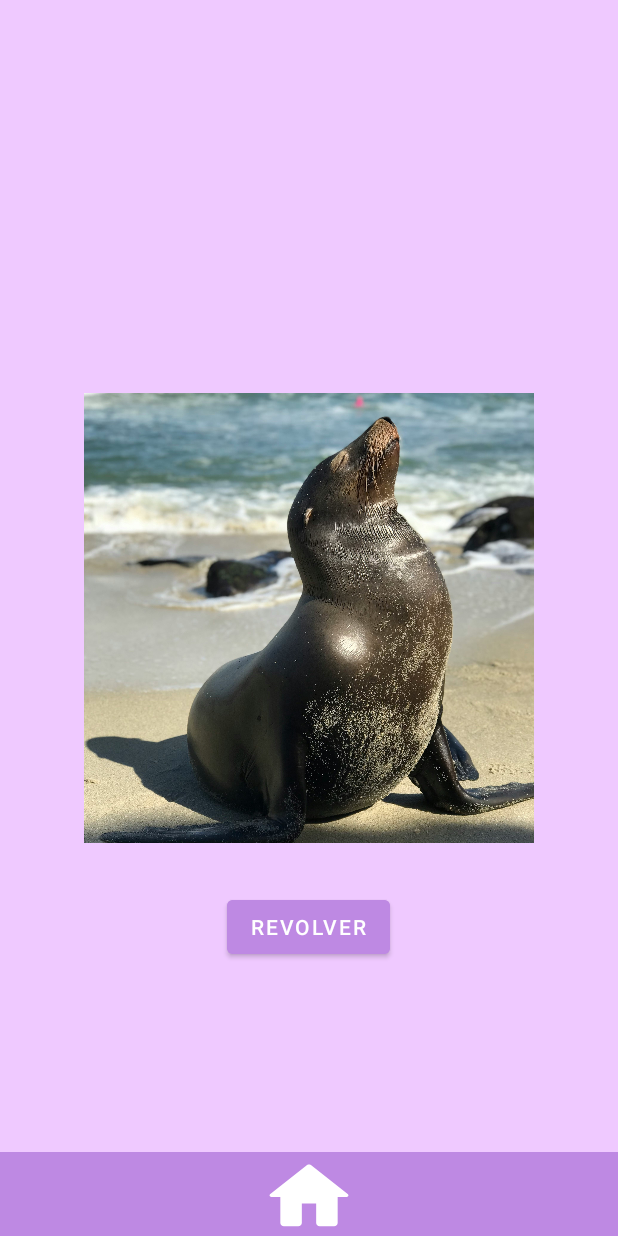
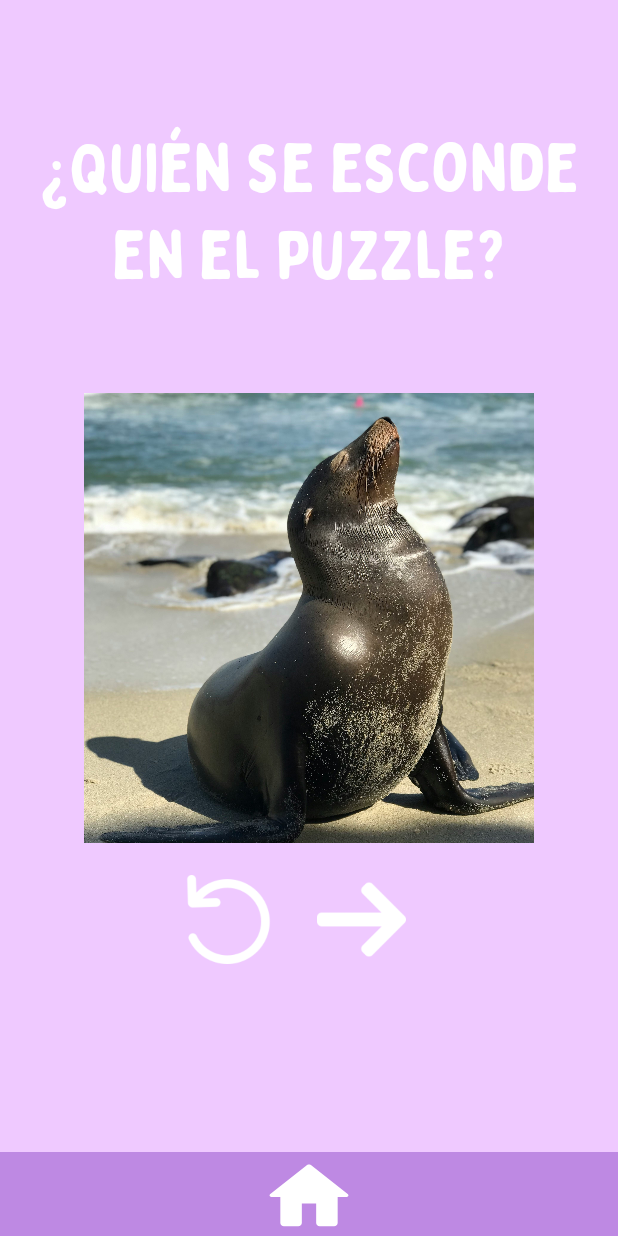
Before and after one commit to Isa2604/Lab.DisMov, an Android app: the layout rompecabezas.xml on its own in the app's theme, with its tools: preview values and no code run, on a phone screen of 412 x 824 dp. Run offline under Robolectric (Android 15) with nearby library versions, the phone set to English and light mode, and no system bars.

Commit message:
Juego Puzzle finalizado, arreglé alertas toast en los demas juegos. Codigo puzzle no es lo más optimizado posbile, puede que haya lineas sin usar

```diff
--- a/app/src/main/AndroidManifest.xml
+++ b/app/src/main/AndroidManifest.xml
@@ -18,6 +18,7 @@
         <activity android:name=".NumberDash"/>
         <activity android:name=".Colorea"/>
         <activity android:name=".DrawingView"/>
+        <activity android:name=".LoadImageTask"/>
         <activity
             android:name=".Piano"
             android:screenOrientation="landscape"
--- /dev/null
+++ b/app/src/main/res/color/image_filter_color.xml
@@ -0,0 +1,5 @@
+<?xml version="1.0" encoding="utf-8"?>
+<selector xmlns:android="http://schemas.android.com/apk/res/android">
+    <item android:color="@android:color/darker_gray" android:state_enabled="false" />
+    <item android:color="@android:color/white" /> <!-- Color por defecto cuando el botón está habilitado -->
+</selector>
--- /dev/null
+++ b/app/src/main/res/drawable/toast_background.xml
@@ -0,0 +1,6 @@
+<?xml version="1.0" encoding="utf-8"?>
+<shape xmlns:android="http://schemas.android.com/apk/res/android">
+    <solid android:color="@android:color/transparent" />
+    <corners android:radius="8dp" />
+    <padding android:left="16dp" android:top="8dp" android:right="16dp" android:bottom="8dp" />
+</shape>
--- a/app/src/main/res/layout/rompecabezas.xml
+++ b/app/src/main/res/layout/rompecabezas.xml
@@ -1,4 +1,3 @@
-<?xml version="1.0" encoding="utf-8"?>
 <RelativeLayout xmlns:android="http://schemas.android.com/apk/res/android"
     xmlns:app="http://schemas.android.com/apk/res-auto"
     xmlns:tools="http://schemas.android.com/tools"
@@ -8,6 +7,19 @@
     android:background="@color/cat_bounce"
     tools:context=".MainActivity">
 
+    <TextView
+        android:id="@+id/puzzleTitle"
+        android:layout_width="match_parent"
+        android:layout_height="169dp"
+        android:layout_above="@+id/puzzleLayout"
+        android:layout_alignParentTop="true"
+        android:layout_marginTop="54dp"
+        android:layout_marginBottom="32dp"
+        android:fontFamily="@font/bobby_jones"
+        android:gravity="center"
+        android:text="¿Quién se esconde en el puzzle?"
+        android:textColor="@android:color/white"
+        android:textSize="45dp" />
 
     <RelativeLayout
         android:id="@+id/puzzleLayout"
@@ -23,8 +35,6 @@
             android:layout_height="150dp"
             android:layout_alignParentStart="true"
             android:layout_alignParentTop="true"
-
-
             android:contentDescription="@string/piece1"
             android:src="@drawable/piece1" />
 
@@ -57,26 +67,34 @@
 
     </RelativeLayout>
 
-    <Button
+    <ImageButton
         android:id="@+id/shuffleButton"
-        android:layout_width="wrap_content"
-        android:layout_height="wrap_content"
+        android:layout_width="75dp"
+        android:layout_height="75dp"
         android:layout_below="@id/puzzleLayout"
-        android:layout_centerHorizontal="true"
-        android:layout_marginTop="32dp"
-        app:backgroundTint="@null"
-        android:backgroundTint="@color/catbounce_barra"
-        android:text="Revolver"
-        app:iconTint="#E08989" />
-    <View
-        android:id="@+id/view2"
-        android:layout_width="match_parent"
-        android:layout_height="56dp"
-        android:layout_alignParentBottom="true"
-        android:background="@color/catbounce_barra"
-        app:layout_constraintBottom_toBottomOf="parent"
-        app:layout_constraintEnd_toEndOf="parent"
-        app:layout_constraintStart_toStartOf="parent" />
+        android:layout_marginTop="13dp"
+        android:layout_marginEnd="13dp"
+        android:layout_toStartOf="@+id/changeImageButton"
+        android:backgroundTint="@android:color/transparent"
+        android:contentDescription="Shuffle"
+        android:onClick="shufflePieces"
+        android:padding="8dp"
+        android:scaleType="fitCenter"
+        android:src="@drawable/undo" />
+
+    <ImageButton
+        android:id="@+id/changeImageButton"
+        android:layout_width="75dp"
+        android:layout_height="75dp"
+        android:layout_below="@+id/puzzleLayout"
+        android:layout_alignParentEnd="true"
+        android:layout_marginTop="13dp"
+        android:layout_marginEnd="133dp"
+        android:backgroundTint="@android:color/transparent"
+        android:padding="8dp"
+        android:scaleType="fitCenter"
+        android:src="@drawable/next"
+        app:tint="@color/image_filter_color" />
 
     <Button
         android:id="@+id/button17"
@@ -90,4 +108,17 @@
         app:layout_constraintEnd_toEndOf="parent"
         app:layout_constraintStart_toStartOf="@+id/view2" />
 
+    <!-- Nuevo botón para cambiar la imagen del rompecabezas -->
+
+
+    <View
+        android:id="@+id/view2"
+        android:layout_width="match_parent"
+        android:layout_height="56dp"
+        android:layout_alignParentBottom="true"
+        android:background="@color/catbounce_barra"
+        app:layout_constraintBottom_toBottomOf="parent"
+        app:layout_constraintEnd_toEndOf="parent"
+        app:layout_constraintStart_toStartOf="parent" />
+
 </RelativeLayout>
--- /dev/null
+++ b/app/src/main/res/values/ids.xml
@@ -0,0 +1,8 @@
+<?xml version="1.0" encoding="utf-8"?>
+<resources>
+    <item name="piece1" type="id" />
+    <item name="piece2" type="id" />
+    <item name="piece3" type="id" />
+    <item name="piece4" type="id" />
+    <item name="shuffleButton" type="id" />
+</resources>
```
Also changed, not shown: app/src/main/java/com/example/playground/Animals.java (+32 -16 lines), app/src/main/java/com/example/playground/CatBounce.java (+38 -53 lines), app/src/main/java/com/example/playground/LoadImageTask.java (added, +71 -0 lines), app/src/main/java/com/example/playground/Rompecabezas.java (+215 -41 lines), app/src/main/res/layout/custom_toast.xml (added, +20 -0 lines), app/src/main/res/drawable/next.png (added), app/src/main/res/drawable/undo.png (added), 5 other files.
